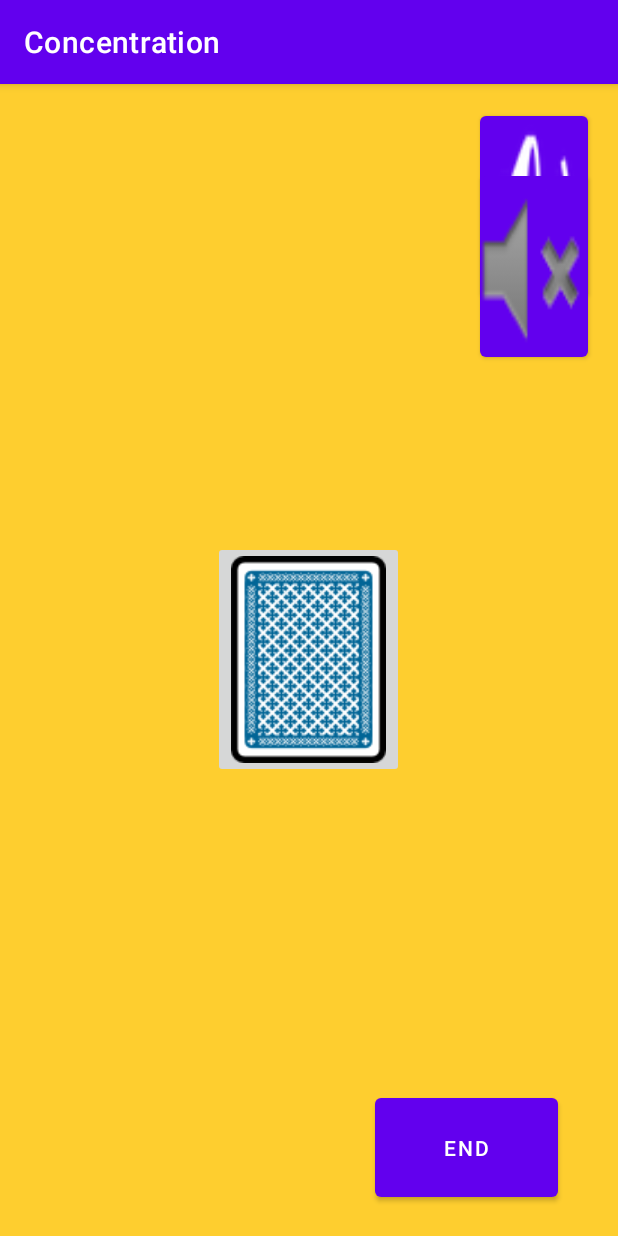
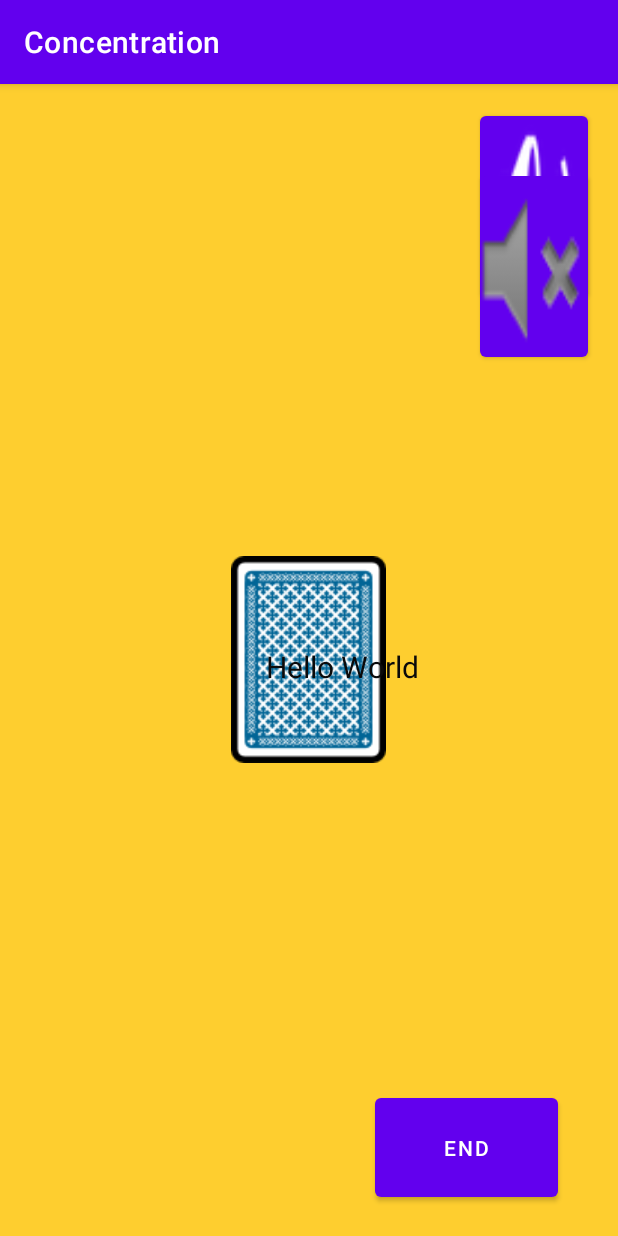
Before and after one commit to Auraiporn/AndroidApp-Concentration, an Android app: the GameScreenActivity screen opened directly, with no data from a screen before it, on a phone screen of 412 x 824 dp. Run offline under Robolectric (Android 15) with nearby library versions, the phone set to English and light mode, and no system bars; Roboto replaces fonts that are not available here.

Commit message:
Add text and image

```diff
--- a/Concentration/app/src/main/java/com/example/concentration/GameScreenActivity.java
+++ b/Concentration/app/src/main/java/com/example/concentration/GameScreenActivity.java
@@ -7,16 +7,22 @@ import android.os.Bundle;
 import android.view.View;
 import android.widget.Button;
 import android.widget.ImageButton;
+import android.widget.ImageView;
+import android.widget.RelativeLayout;
 import android.widget.Toast;
 
 public class GameScreenActivity extends AppCompatActivity {
 
     //Variables
     private Button btnEnd, btnSoundOn, btnSoundOff;
-    private ImageButton btnCard;
+//    private ImageButton btnCard;
+    private ImageView btnCard;
+
     private MediaPlayer player;
 
-
+    private void showToast(String msg){
+        Toast.makeText( GameScreenActivity.this,"The day of the week is " + msg,Toast.LENGTH_LONG).show();
+    }
     @Override
     protected void onCreate(Bundle savedInstanceState) {
         super.onCreate(savedInstanceState);
@@ -27,6 +33,15 @@ public class GameScreenActivity extends AppCompatActivity {
         btnSoundOn = (Button) findViewById(R.id.btnSoundOn);
         btnSoundOff = (Button)findViewById(R.id.btnSoundOff);
         btnCard = findViewById(R.id.btnWord);
+
+        RelativeLayout relativeLayout = findViewById(R.id.imgBtn);
+        relativeLayout.setOnClickListener(new View.OnClickListener() {
+            @Override
+            public void onClick(View v) {
+                showToast("I am an Image Button");
+            }
+        });
+
 
         btnCard.setOnClickListener(new View.OnClickListener() {
             @Override
@@ -40,6 +55,7 @@ public class GameScreenActivity extends AppCompatActivity {
 
             }
         });
+
 
         // Action listener to start music
         player = MediaPlayer.create(this,R.raw.sb_indreams);
--- a/Concentration/app/src/main/res/layout/activity_game_screen.xml
+++ b/Concentration/app/src/main/res/layout/activity_game_screen.xml
@@ -1,11 +1,21 @@
 <?xml version="1.0" encoding="utf-8"?>
-<RelativeLayout xmlns:android="http://schemas.android.com/apk/res/android"
+<androidx.constraintlayout.widget.ConstraintLayout
+    xmlns:android="http://schemas.android.com/apk/res/android"
     xmlns:app="http://schemas.android.com/apk/res-auto"
     xmlns:tools="http://schemas.android.com/tools"
     android:layout_width="match_parent"
     android:layout_height="match_parent"
     android:background="#fece2f"
     tools:context=".GameScreenActivity">
+
+    <RelativeLayout
+        android:layout_width="match_parent"
+        android:layout_height="match_parent"
+        app:layout_constraintBottom_toBottomOf="parent"
+        app:layout_constraintTop_toTopOf="parent"
+        tools:layout_editor_absoluteX="65dp"
+        android:id="@+id/imgBtn">
+
 
         <Button
             android:id="@+id/btnEnd"
@@ -55,11 +65,30 @@
             tools:layout_editor_absoluteX="275dp"
             tools:layout_editor_absoluteY="582dp" />
 
-    <ImageButton
+        <ImageView
             android:id="@+id/btnWord"
             android:layout_width="wrap_content"
             android:layout_height="wrap_content"
             android:layout_centerInParent="true"
             app:srcCompat="@drawable/blue" />
 
+        <TextView
+            android:id="@+id/tv_word"
+            android:layout_width="wrap_content"
+            android:layout_height="wrap_content"
+            android:layout_alignStart="@+id/btnWord"
+            android:layout_alignTop="@+id/btnWord"
+            android:layout_alignEnd="@+id/btnWord"
+            android:layout_alignBottom="@+id/btnWord"
+            android:layout_marginStart="23dp"
+            android:layout_marginTop="60dp"
+            android:layout_marginEnd="-30dp"
+            android:layout_marginBottom="51dp"
+            android:text="Hello World"
+            android:textColor="#0B0A0A"
+            android:textSize="20sp"
+            />
+
     </RelativeLayout>
+
+</androidx.constraintlayout.widget.ConstraintLayout>
```
Lines whose indentation alone changed are shown as unchanged.
